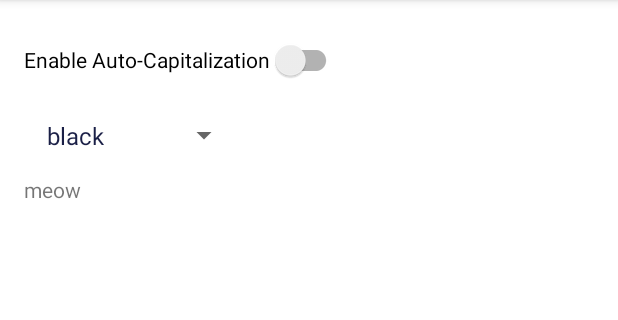
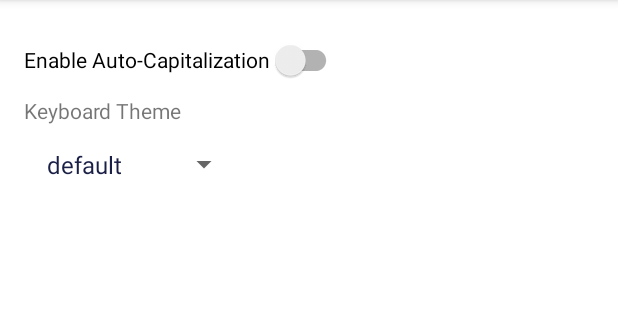
Before and after one commit to shun4midx/FQ-HLL-Keyboard, an Android app: the screen it shows after launch (MainActivity), on a phone screen of 412 x 824 dp, the part 84-404 px from its top. Run offline under Robolectric (Android 15) with nearby library versions, the phone set to English and light mode, and no system bars; 1 statement that could not run was skipped.

Commit message:
add default theme back

```diff
--- a/app/src/main/java/com/fqhll/keyboard/CustomKeyboardApp.java
+++ b/app/src/main/java/com/fqhll/keyboard/CustomKeyboardApp.java
@@ -39,7 +39,7 @@ public class CustomKeyboardApp extends InputMethodService
     public View onCreateInputView() {
 
         SharedPreferences prefs = getSharedPreferences("keyboard_settings", MODE_PRIVATE);
-        String keyColor = prefs.getString("key_color", "black");
+        String keyColor = prefs.getString("key_color", "default");
         // keyColor = "dark blue";
 
         if (keyColor == "dark blue") {
@@ -47,6 +47,9 @@ public class CustomKeyboardApp extends InputMethodService
         }
         else if (keyColor == "black") {
             kv = (KeyboardView) getLayoutInflater().inflate(R.layout.custom_keyboard_layout_black, null);
+        }
+        else {
+            kv = (KeyboardView) getLayoutInflater().inflate(R.layout.custom_keyboard_layout_default, null);
         }
         keyboard = new Keyboard(this, R.xml.custom_keypad);
         kv.setKeyboard(keyboard);
--- a/app/src/main/java/com/fqhll/keyboard/MainActivity.kt
+++ b/app/src/main/java/com/fqhll/keyboard/MainActivity.kt
@@ -16,7 +16,7 @@ class MainActivity : AppCompatActivity(), AdapterView.OnItemSelectedListener {
 
     private lateinit var binding: ActivityMainBinding
 
-    var colors = arrayOf("black", "dark blue")
+    var colors = arrayOf("default", "black", "dark blue")
 
     override fun onCreate(savedInstanceState: Bundle?) {
         super.onCreate(savedInstanceState)
@@ -34,7 +34,7 @@ class MainActivity : AppCompatActivity(), AdapterView.OnItemSelectedListener {
         }
 
         val keyBackgroundColor: Spinner = findViewById(R.id.spinner_options)
-        val savedColor = prefs.getString("key_color", "black") // Default to "black"
+        val savedColor = prefs.getString("key_color", "default")
         prefs.edit { putString("key_color", savedColor) }
 
         // the dropdown
--- /dev/null
+++ b/app/src/main/res/drawable/key_background.xml
@@ -0,0 +1,5 @@
+<?xml version="1.0" encoding="utf-8"?>
+<shape xmlns:android="http://schemas.android.com/apk/res/android">
+    <solid android:color="@color/black"/>
+    <corners android:radius="5dp" />
+</shape>
--- a/app/src/main/res/layout/activity_main.xml
+++ b/app/src/main/res/layout/activity_main.xml
@@ -25,15 +25,15 @@
             android:layout_height="wrap_content"
             android:text="@string/enable_auto_caps" />
 
+        <TextView
+            android:layout_width="wrap_content"
+            android:layout_height="wrap_content"
+            android:text="@string/theme_switcher" />
+
         <Spinner
             android:id="@+id/spinner_options"
             android:layout_width="wrap_content"
             android:layout_height="wrap_content"/>
 
-        <TextView
-            android:layout_width="match_parent"
-            android:layout_height="match_parent"
-            android:text="meow" />
-
     </LinearLayout>
 </androidx.constraintlayout.widget.ConstraintLayout>
--- a/app/src/main/res/values/strings.xml
+++ b/app/src/main/res/values/strings.xml
@@ -1,5 +1,6 @@
 <resources>
     <string name="app_name">FQ-HLL Keyboard</string>
     <string name="enable_auto_caps">Enable Auto-Capitalization</string>
+    <string name="theme_switcher">Keyboard Theme</string>
 
 </resources>
```
Also changed, not shown: app/src/main/res/layout/custom_keyboard_layout_default.xml (added, +9 -0 lines).
